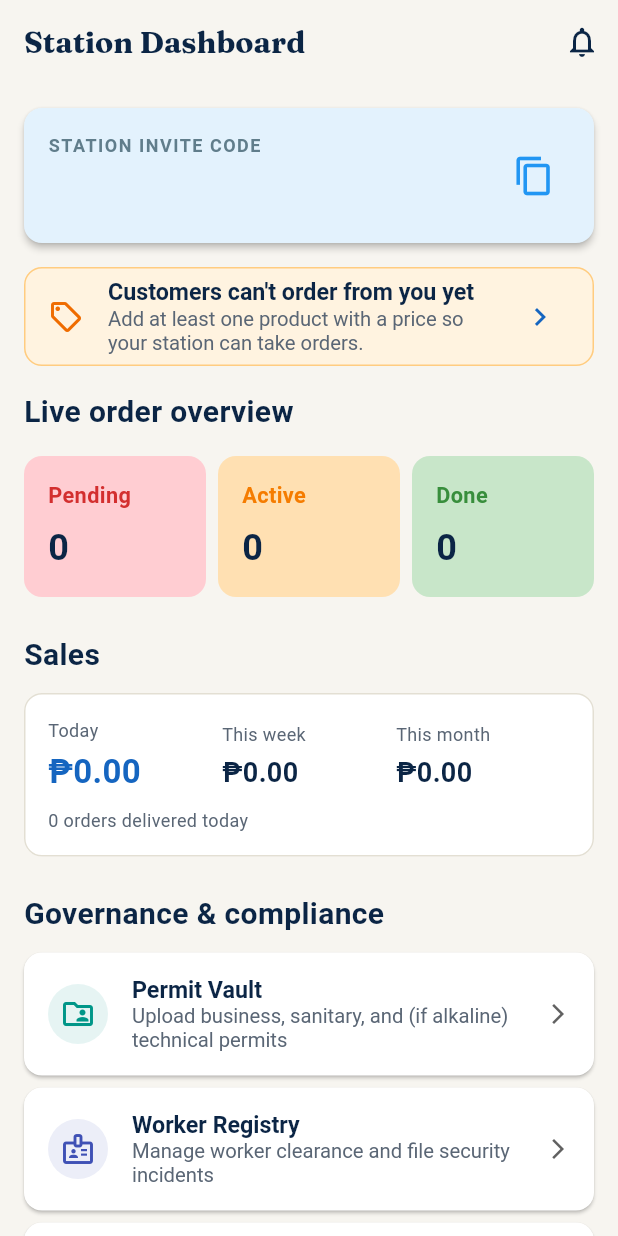
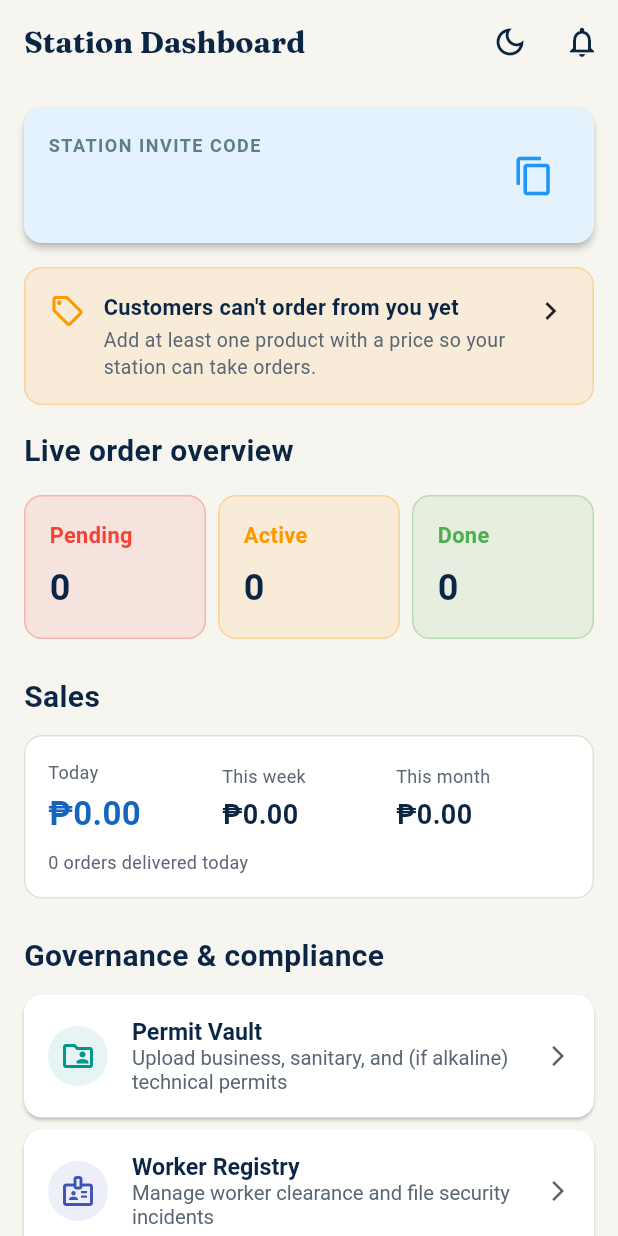
Before and after one commit to erise2313/aquaroutes, a Flutter app: the MerchantDashboardScreen screen opened directly, on a phone screen of 412 x 824 dp. Run offline on Flutter 3.47's test engine with Material 3 defaults, Android fonts, the phone set to English and light mode, and no system bars; our stand-ins replace file_picker, fl_chart, flutter_dotenv, flutter_map, flutter_riverpod, geolocator and 7 more; missing offline and left inert: dart:js_interop; accounts and stored records are empty.

Commit message:
Fix dark-mode contrast and the missing theme switch in the portals
Three things reported from the deployed build:

- Admin, dark mode: the selected page in Website Content was a white pill
  with near-white text on it -- the one item you couldn't read. It now
  uses the palette's card colour, and drops its drop shadow on dark.
- Pale tinted callouts assumed near-black text, so in dark mode they
  swallowed their own content: the pinned bulletin post (amber wash), the
  accreditation banners, the "no products yet" prompt, the permit-renewal
  warning and the dashboard's Pending/Active/Done cards. They now use
  StatusTint/StatusCallout -- a translucent tint over whatever surface is
  underneath, with a matching border -- so the colour keeps its meaning
  while the text stays whatever the theme says.
- On the website, the light/dark switch lives in the public nav bar, which
  disappears on sign-in: a station owner who had chosen dark was stuck
  there with no visible control. AppThemeToggle now sits in the customer
  home, station dashboard and station profile app bars, matching the
  admin portal's. Account settings keeps the full Light/Dark/Follow phone
  choice.

Co-Authored-By: Claude Opus 5 <noreply@anthropic.com>

```diff
--- a/lib/screens/merchant/merchant_dashboard.dart
+++ b/lib/screens/merchant/merchant_dashboard.dart
@@ -11,7 +11,9 @@ import 'package:aquaroute/services/supabase_service.dart';
 import 'package:aquaroute/utils/formatters.dart';
 import '../app_route.dart';
 import 'products_screen.dart';
+import '../../widgets/app_theme_toggle.dart';
 import '../../widgets/notification_bell.dart';
+import '../../widgets/status_callout.dart';
 
 /// 'assigned' rolls into "active" alongside 'active' (both mean a driver is
 /// on it, just not picked up yet vs. en route); 'done' is counted on its
@@ -163,7 +165,7 @@ class _MerchantDashboardScreenState extends State<MerchantDashboardScreen> {
       appBar: AppBar(
         title: Text('Station Dashboard', style: TextStyle(fontWeight: FontWeight.bold, color: Theme.of(context).colorScheme.onSurface)),
         elevation: 0,
-        actions: const [NotificationBell()],
+        actions: const [AppThemeToggle(), NotificationBell()],
       ),
       body: _isLoading
           ? const Center(child: CircularProgressIndicator())
@@ -187,11 +189,11 @@ class _MerchantDashboardScreenState extends State<MerchantDashboardScreen> {
                   const SizedBox(height: 16),
                   Row(
                     children: [
-                      Expanded(child: _buildStatCard('Pending', _pendingCount, Colors.red.shade100, Colors.red.shade700)),
+                      Expanded(child: _buildStatCard('Pending', _pendingCount, Colors.red)),
                       const SizedBox(width: 8),
-                      Expanded(child: _buildStatCard('Active', _activeCount, Colors.orange.shade100, Colors.orange.shade700)),
+                      Expanded(child: _buildStatCard('Active', _activeCount, Colors.orange)),
                       const SizedBox(width: 8),
-                      Expanded(child: _buildStatCard('Done', _doneCount, Colors.green.shade100, Colors.green.shade700)),
+                      Expanded(child: _buildStatCard('Done', _doneCount, Colors.green)),
                     ],
                   ),
                   const SizedBox(height: 24),
@@ -311,19 +313,13 @@ class _MerchantDashboardScreenState extends State<MerchantDashboardScreen> {
   /// A station with no available product can't take orders at all
   /// (insert_quick_order refuses it), so this says so up front.
   Widget _buildNoProductsBanner() {
-    return Card(
-      color: Colors.orange.shade50,
-      shape: RoundedRectangleBorder(
-        borderRadius: BorderRadius.circular(12),
-        side: BorderSide(color: Colors.orange.shade200),
-      ),
-      child: ListTile(
-        leading: Icon(Icons.sell_outlined, color: Colors.orange.shade800),
-        title: const Text("Customers can't order from you yet", style: TextStyle(fontWeight: FontWeight.bold)),
-        subtitle: const Text('Add at least one product with a price so your station can take orders.'),
-        trailing: const Icon(Icons.chevron_right),
-        onTap: () => Navigator.push(context, appRoute(const ProductsScreen())).then((_) => _fetchDashboardData()),
-      ),
+    return StatusCallout(
+      accent: Colors.orange,
+      icon: Icons.sell_outlined,
+      title: "Customers can't order from you yet",
+      message: 'Add at least one product with a price so your station can take orders.',
+      trailing: const Icon(Icons.chevron_right),
+      onTap: () => Navigator.push(context, appRoute(const ProductsScreen())).then((_) => _fetchDashboardData()),
     );
   }
 
@@ -349,20 +345,13 @@ class _MerchantDashboardScreenState extends State<MerchantDashboardScreen> {
   }
 
   Widget _buildRenewalBanner() {
-    return Card(
-      elevation: 1,
-      color: Colors.amber.shade50,
-      shape: RoundedRectangleBorder(borderRadius: BorderRadius.circular(12)),
-      child: ListTile(
-        leading: Icon(Icons.warning_amber_rounded, color: Colors.amber.shade800),
-        title: Text(
-          _renewalDueCount == 1 ? '1 permit needs renewal soon' : '$_renewalDueCount permits need renewal soon',
-          style: const TextStyle(fontWeight: FontWeight.bold),
-        ),
-        subtitle: const Text('Expiring within 30 days, or already expired.'),
-        trailing: Icon(Icons.arrow_forward_ios, size: 16, color: Colors.grey.shade700),
-        onTap: () => Navigator.push(context, appRoute(const PermitVaultScreen())).then((_) => _fetchDashboardData()),
-      ),
+    return StatusCallout(
+      accent: Colors.amber,
+      icon: Icons.warning_amber_rounded,
+      title: _renewalDueCount == 1 ? '1 permit needs renewal soon' : '$_renewalDueCount permits need renewal soon',
+      message: 'Expiring within 30 days, or already expired.',
+      trailing: const Icon(Icons.arrow_forward_ios, size: 16),
+      onTap: () => Navigator.push(context, appRoute(const PermitVaultScreen())).then((_) => _fetchDashboardData()),
     );
   }
 
@@ -407,14 +396,18 @@ class _MerchantDashboardScreenState extends State<MerchantDashboardScreen> {
     );
   }
 
-  Widget _buildStatCard(String title, int count, Color bgColor, Color textColor) {
+  Widget _buildStatCard(String title, int count, Color accent) {
     return Container(
       padding: const EdgeInsets.all(16),
-      decoration: BoxDecoration(color: bgColor, borderRadius: BorderRadius.circular(12)),
+      decoration: BoxDecoration(
+        color: StatusTint.surface(context, accent),
+        borderRadius: BorderRadius.circular(12),
+        border: Border.all(color: StatusTint.border(context, accent)),
+      ),
       child: Column(
         crossAxisAlignment: CrossAxisAlignment.start,
         children: [
-          Text(title, style: TextStyle(color: textColor, fontWeight: FontWeight.bold)),
+          Text(title, style: TextStyle(color: StatusTint.onTint(context, accent), fontWeight: FontWeight.bold)),
           const SizedBox(height: 8),
           Text('$count', style: TextStyle(fontSize: 24, fontWeight: FontWeight.bold, color: Theme.of(context).colorScheme.onSurface)),
         ],
--- a/lib/screens/public/bulletin_feed.dart
+++ b/lib/screens/public/bulletin_feed.dart
@@ -19,6 +19,7 @@ import '../../utils/formatters.dart';
 import '../../widgets/bulletin_comments.dart';
 import '../../widgets/confirm_dialog.dart';
 import '../../widgets/error_state.dart';
+import '../../widgets/status_callout.dart';
 import '../auth/login_screen.dart';
 import '../auth/registration_screen.dart';
 import '../app_route.dart';
@@ -445,7 +446,9 @@ class _BulletinFeedState extends ConsumerState<BulletinFeed> {
 
     return Card(
       margin: const EdgeInsets.only(bottom: 12),
-      color: bulletin.isPinned ? Colors.amber.shade50 : null,
+      // A pale amber wash assumed dark text; in dark mode it swallowed the
+      // pinned post's title and body entirely.
+      color: bulletin.isPinned ? StatusTint.surface(context, Colors.amber) : null,
       child: Padding(
         padding: const EdgeInsets.all(16),
         child: Column(
--- a/lib/screens/public/public_home_screen.dart
+++ b/lib/screens/public/public_home_screen.dart
@@ -4,6 +4,7 @@ import 'package:flutter_riverpod/flutter_riverpod.dart';
 import '../../constants/app_colors.dart';
 import '../../models/membership.dart';
 import '../../providers/app_state.dart';
+import '../../widgets/app_theme_toggle.dart';
 import '../../widgets/notification_bell.dart';
 import '../../widgets/wasa_shield_logo.dart';
 import '../auth/login_screen.dart';
@@ -68,6 +69,7 @@ class _PublicHomeScreenState extends ConsumerState<PublicHomeScreen> {
         elevation: 0,
         iconTheme: IconThemeData(color: onSurface),
         actions: [
+          const AppThemeToggle(),
           if (isSignedInCustomer) const NotificationBell(),
           IconButton(
             tooltip: 'About WASA',
--- /dev/null
+++ b/lib/widgets/app_theme_toggle.dart
@@ -0,0 +1,35 @@
+import 'package:flutter/material.dart';
+import 'package:flutter_riverpod/flutter_riverpod.dart';
+
+import '../providers/app_theme_provider.dart';
+
+/// Light/dark switch for the app's own portals, for the app bars of the
+/// customer and station-owner screens.
+///
+/// Account settings has the full three-way choice (Light / Dark / Follow
+/// phone). This exists because the control people actually used -- the
+/// public website's toggle in the nav bar -- disappears the moment they sign
+/// in, leaving a station owner in a dark portal with no visible way back.
+///
+/// Tapping moves between light and dark explicitly; "Follow phone" stays
+/// available in Account settings for anyone who wants it back.
+class AppThemeToggle extends ConsumerWidget {
+  const AppThemeToggle({super.key, this.color});
+
+  /// For app bars that paint their own foreground colour.
+  final Color? color;
+
+  @override
+  Widget build(BuildContext context, WidgetRef ref) {
+    ref.watch(appThemeProvider);
+    final isDark = Theme.of(context).brightness == Brightness.dark;
+
+    return IconButton(
+      tooltip: isDark ? 'Switch to light mode' : 'Switch to dark mode',
+      icon: Icon(isDark ? Icons.light_mode_outlined : Icons.dark_mode_outlined, color: color),
+      onPressed: () => ref.read(appThemeProvider.notifier).set(
+            isDark ? AppThemeMode.light : AppThemeMode.dark,
+          ),
+    );
+  }
+}
--- /dev/null
+++ b/lib/widgets/status_callout.dart
@@ -0,0 +1,97 @@
+import 'package:flutter/material.dart';
+
+/// A tinted callout that survives dark mode.
+///
+/// These were written as `Colors.amber.shade50` and friends -- a near-white
+/// wash that assumed near-black text. Once the app gained dark mode, the
+/// text turned light and the callouts became unreadable: the pinned bulletin
+/// card, the accreditation banners, the permit-renewal warning.
+///
+/// A translucent tint over whatever surface is underneath keeps the colour's
+/// meaning (amber warns, green confirms) while the text stays whatever the
+/// theme says it should be.
+class StatusTint {
+  StatusTint._();
+
+  /// Background fill. Slightly stronger on dark, where a 10% wash over navy
+  /// all but disappears.
+  static Color surface(BuildContext context, Color accent) {
+    final isDark = Theme.of(context).brightness == Brightness.dark;
+    return accent.withValues(alpha: isDark ? 0.18 : 0.10);
+  }
+
+  static Color border(BuildContext context, Color accent) {
+    final isDark = Theme.of(context).brightness == Brightness.dark;
+    return accent.withValues(alpha: isDark ? 0.45 : 0.30);
+  }
+
+  /// The accent as text or an icon on that tint -- lightened on dark so a
+  /// deep amber or green doesn't sink into the background.
+  static Color onTint(BuildContext context, Color accent) {
+    final isDark = Theme.of(context).brightness == Brightness.dark;
+    if (!isDark) return accent;
+    return Color.lerp(accent, Colors.white, 0.45)!;
+  }
+}
+
+/// A boxed message in one of the status colours -- the shape used by the
+/// accreditation banners, the "no products yet" prompt and the renewal
+/// warning, so they all read the same way in both modes.
+class StatusCallout extends StatelessWidget {
+  const StatusCallout({
+    super.key,
+    required this.accent,
+    required this.icon,
+    required this.title,
+    this.message,
+    this.trailing,
+    this.onTap,
+    this.padding = const EdgeInsets.all(16),
+  });
+
+  final Color accent;
+  final IconData icon;
+  final String title;
+  final String? message;
+  final Widget? trailing;
+  final VoidCallback? onTap;
+  final EdgeInsets padding;
+
+  @override
+  Widget build(BuildContext context) {
+    final scheme = Theme.of(context).colorScheme;
+    final content = Padding(
+      padding: padding,
+      child: Row(
+        crossAxisAlignment: CrossAxisAlignment.start,
+        children: [
+          Icon(icon, color: StatusTint.onTint(context, accent)),
+          const SizedBox(width: 12),
+          Expanded(
+            child: Column(
+              crossAxisAlignment: CrossAxisAlignment.start,
+              children: [
+                Text(title, style: TextStyle(fontWeight: FontWeight.bold, color: scheme.onSurface)),
+                if (message != null) ...[
+                  const SizedBox(height: 2),
+                  Text(message!, style: TextStyle(color: scheme.onSurfaceVariant, fontSize: 13)),
+                ],
+              ],
+            ),
+          ),
+          if (trailing != null) ...[const SizedBox(width: 8), trailing!],
+        ],
+      ),
+    );
+
+    return Container(
+      decoration: BoxDecoration(
+        color: StatusTint.surface(context, accent),
+        borderRadius: BorderRadius.circular(12),
+        border: Border.all(color: StatusTint.border(context, accent)),
+      ),
+      clipBehavior: Clip.antiAlias,
+      child: onTap == null ? content : InkWell(onTap: onTap, child: content),
+    );
+  }
+}
```
Also changed, not shown: lib/screens/admin/website_content_screen.dart (+6 -2 lines), lib/screens/merchant/merchant_profile_screens.dart (+9 -21 lines).
